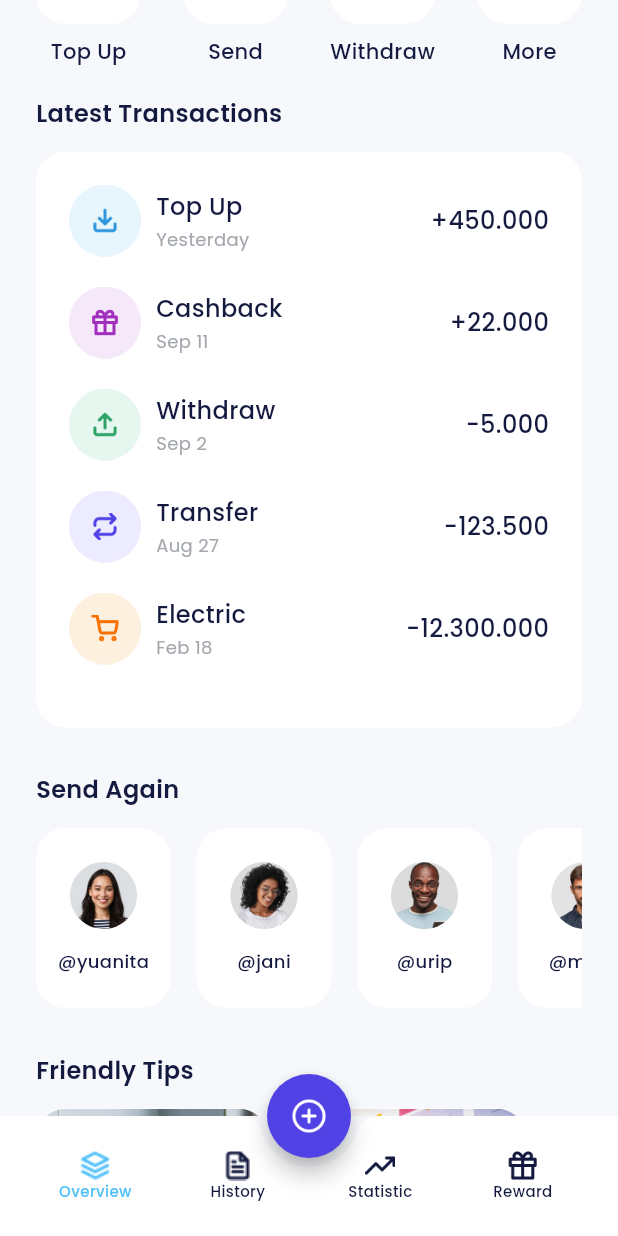
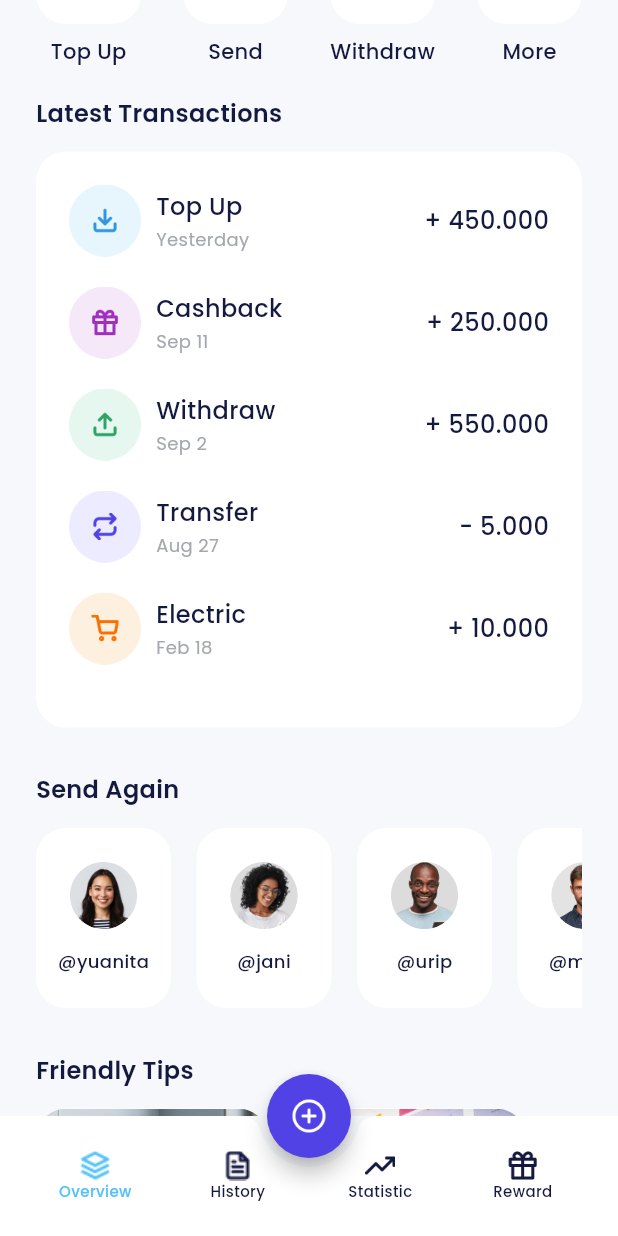
Before and after one commit to yowxy/E-Wallet, a Flutter app: the HomePage screen opened by its route, scrolled down 576 dp, on a phone screen of 412 x 824 dp. Run offline on Flutter 3.47's test engine with Material 3 defaults, Android fonts, the light colour scheme and no system bars; our stand-ins replace another_flushbar, carousel_slider, google_fonts.

Commit message:
feat: create method format currency

```diff
--- a/lib/shared/shared_methods.dart
+++ b/lib/shared/shared_methods.dart
@@ -1,8 +1,9 @@
 import "package:another_flushbar/flushbar.dart";
 import "package:e_wallet/shared/theme.dart";
 import "package:flutter/material.dart";
+import "package:intl/intl.dart";
 
-void ShowSnackBar(BuildContext context,String message){
+void ShowSnackBar(BuildContext context, String message) {
   Flushbar(
     message: message,
     flushbarPosition: FlushbarPosition.TOP,
@@ -11,11 +12,22 @@ void ShowSnackBar(BuildContext context,String message){
   ).show(context);
 }
 
-void ShowSnackBarrr(BuildContext context,String message){
+void ShowSnackBarrr(BuildContext context, String message) {
   Flushbar(
     message: message,
     flushbarPosition: FlushbarPosition.TOP,
     backgroundColor: greenColor,
-    duration: const Duration(seconds:2),
+    duration: const Duration(seconds: 2),
   ).show(context);
 }
+
+String formatCurrency(
+  num number, {
+  String symbol = 'Rp ',
+}) {
+  return NumberFormat.currency(
+    locale: 'id',
+    symbol: symbol,
+    decimalDigits: 0,
+  ).format(number);
+}
--- a/lib/ui/pages/data_provider_pages.dart
+++ b/lib/ui/pages/data_provider_pages.dart
@@ -1,3 +1,4 @@
+import 'package:e_wallet/shared/shared_methods.dart';
 import 'package:e_wallet/shared/theme.dart';
 import 'package:e_wallet/ui/widgets/buttons.dart';
 import 'package:e_wallet/ui/widgets/data_item_provider.dart';
@@ -55,7 +56,7 @@ class DataProviderPages extends StatelessWidget {
                     height: 2,
                   ),
                   Text(
-                    'Balance: Rp 180.000.000',
+                    'Balance: ${formatCurrency(180000000)}',
                     style: greyTextStyle.copyWith(
                       fontSize: 12,
                       fontWeight: regular,
--- a/lib/ui/pages/home_pages.dart
+++ b/lib/ui/pages/home_pages.dart
@@ -1,3 +1,4 @@
+import "package:e_wallet/shared/shared_methods.dart";
 import "package:e_wallet/shared/theme.dart";
 import "package:e_wallet/ui/widgets/home_service_item.dart";
 import "package:e_wallet/ui/widgets/home_tips_item.dart";
@@ -202,7 +203,7 @@ class HomePage extends StatelessWidget {
             ),
           ),
           Text(
-            'Rp 12.5000',
+            formatCurrency(3000),
             style: whiteTextStyle.copyWith(
               fontSize: 24,
               fontWeight: semibold,
@@ -243,12 +244,12 @@ class HomePage extends StatelessWidget {
                 ),
                 ) ,
                 Text(
-                  'of Rp.20.000',
+                  'of ${formatCurrency(20000)}',
                   style: blackTextStyle.copyWith(
                     fontWeight: semibold,
                     fontSize: 14,
                   ),
-                  )
+                )
             ],
           ),
           const SizedBox(
@@ -346,7 +347,7 @@ class HomePage extends StatelessWidget {
               borderRadius: BorderRadius.circular(20),
                color: whiteColor,
             ),
-            child:  const  Column(
+            child:   Column(
               children: [
 
 
@@ -354,7 +355,7 @@ class HomePage extends StatelessWidget {
                   iconUrl: 'assets/ic_transaction_cat1.png',
                   title: 'Top Up',
                   time: 'Yesterday',
-                  value: '+450.000'
+                  value: '+ ${formatCurrency(450000, symbol: '')}'
                 ),
 
 
@@ -362,7 +363,7 @@ class HomePage extends StatelessWidget {
                   iconUrl: 'assets/ic_transaction_cat2.png',
                   title: 'Cashback',
                   time: 'Sep 11',
-                  value: '+22.000'
+                     value: '+ ${formatCurrency(250000, symbol: '')}'
                 ),
 
 
@@ -370,7 +371,7 @@ class HomePage extends StatelessWidget {
                   iconUrl: 'assets/ic_transaction_cat3.png',
                   title: 'Withdraw',
                   time: 'Sep 2',
-                  value: '-5.000'
+                    value: '+ ${formatCurrency(550000, symbol: '')}'
                 ),
 
 
@@ -379,7 +380,7 @@ class HomePage extends StatelessWidget {
                   iconUrl: 'assets/ic_transaction_cat4.png',
                   title: 'Transfer',
                   time: 'Aug 27',
-                  value: '-123.500'
+                   value: '- ${formatCurrency(5000, symbol: '')}'
                 ),
 
 
@@ -387,7 +388,7 @@ class HomePage extends StatelessWidget {
                   iconUrl: 'assets/ic_transaction_cat5.png',
                   title: 'Electric',
                   time: 'Feb 18',
-                  value: '-12.300.000'
+                     value: '+ ${formatCurrency(10000, symbol: '')}'
                 ),
 
 
--- a/lib/ui/widgets/package_item.dart
+++ b/lib/ui/widgets/package_item.dart
@@ -1,3 +1,4 @@
+import 'package:e_wallet/shared/shared_methods.dart';
 import 'package:e_wallet/shared/theme.dart';
 import 'package:flutter/material.dart';
 
@@ -50,7 +51,7 @@ class PackageItem extends StatelessWidget {
               height: 2,
             ),
             Text(
-              'Rp $price ',
+              formatCurrency(price),
               style: greyTextStyle.copyWith(
                 fontSize: 12,
                 fontWeight: regular,
```
